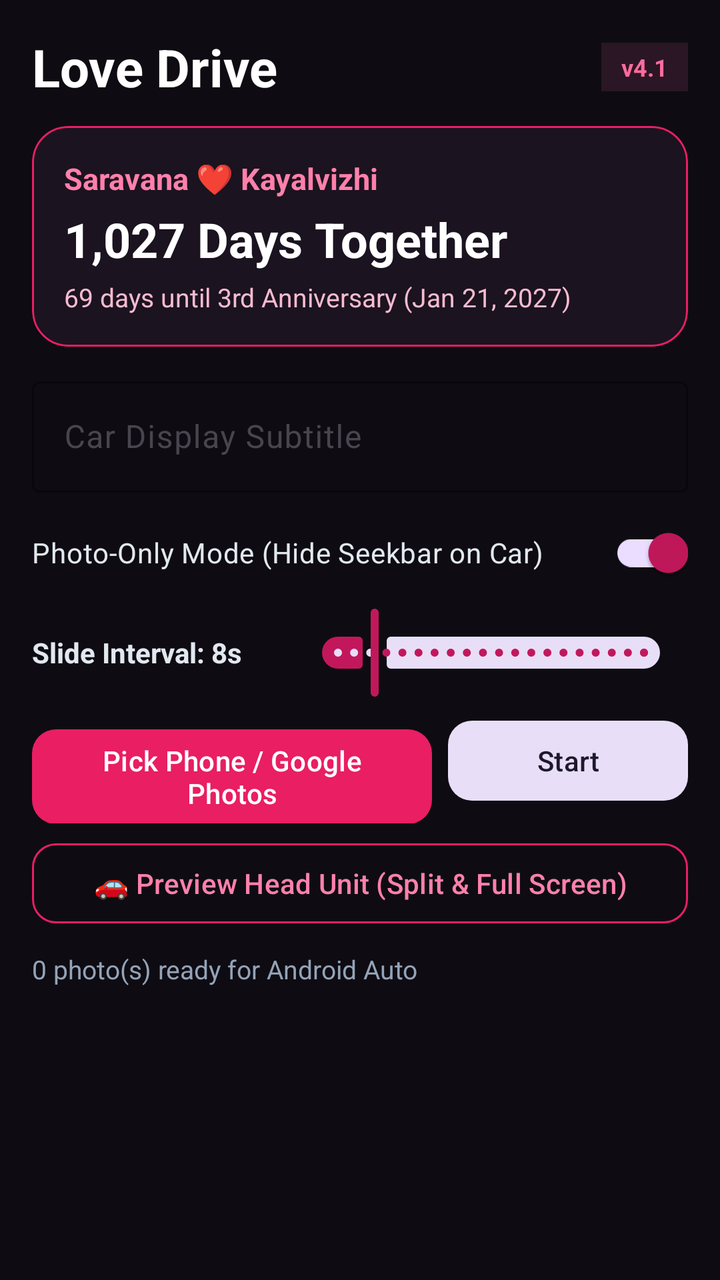
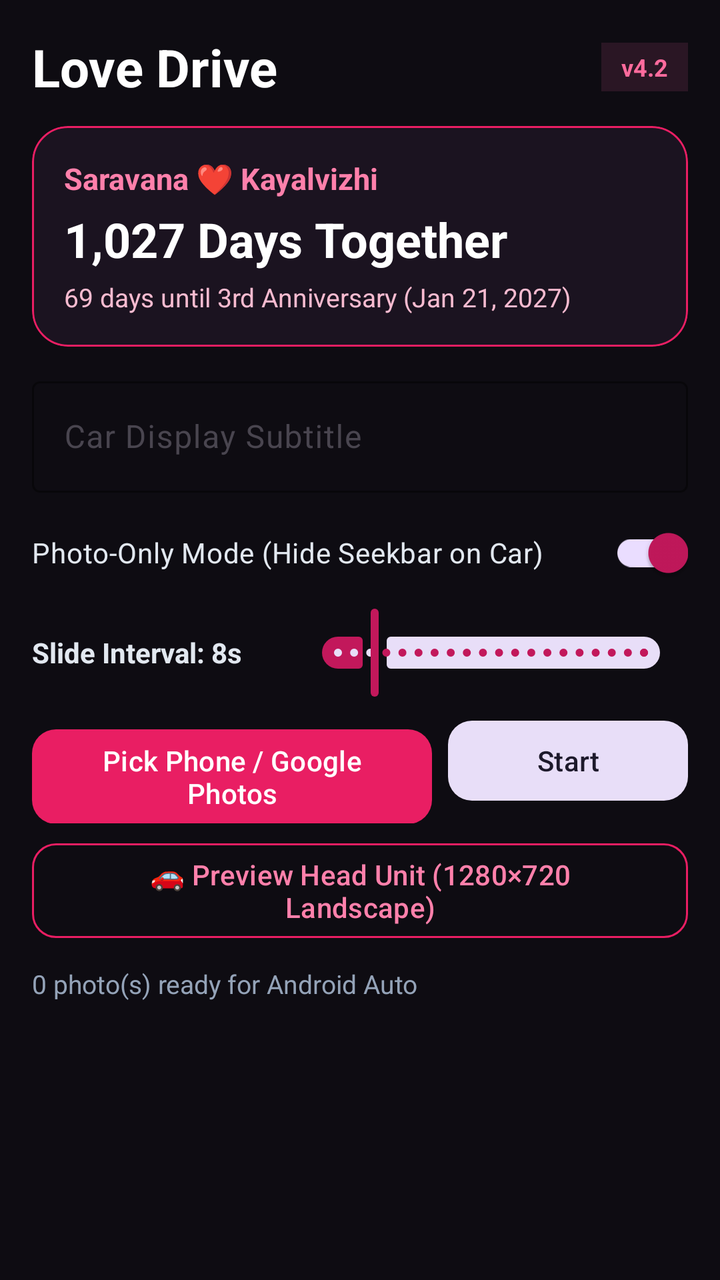

Compare the two renders of this Android layout. The source of the first and the diff that turns it into the second are given below.
<!-- AndroidManifest.xml: application theme Theme.LoveDrive -->
<!-- res/layout/activity_main.xml -->
<?xml version="1.0" encoding="utf-8"?>
<LinearLayout xmlns:android="http://schemas.android.com/apk/res/android"
    xmlns:app="http://schemas.android.com/apk/res-auto"
    android:layout_width="match_parent"
    android:layout_height="match_parent"
    android:orientation="vertical"
    android:padding="16dp"
    android:background="#0E0C12">

    <LinearLayout
        android:layout_width="match_parent"
        android:layout_height="wrap_content"
        android:gravity="center_vertical"
        android:orientation="horizontal">

        <TextView
            android:layout_width="0dp"
            android:layout_height="wrap_content"
            android:layout_weight="1"
            android:text="Love Drive"
            android:textSize="26sp"
            android:textStyle="bold"
            android:textColor="#FFFFFF" />

        <TextView
            android:layout_width="wrap_content"
            android:layout_height="wrap_content"
            android:background="#2A1624"
            android:paddingHorizontal="10dp"
            android:paddingVertical="4dp"
            android:text="v4.1"
            android:textSize="12sp"
            android:textStyle="bold"
            android:textColor="#FF6B9D" />
    </LinearLayout>

    <com.google.android.material.card.MaterialCardView
        android:layout_width="match_parent"
        android:layout_height="wrap_content"
        android:layout_marginTop="12dp"
        app:cardCornerRadius="18dp"
        app:cardBackgroundColor="#1B1320"
        app:strokeColor="#E91E63"
        app:strokeWidth="1dp">

        <LinearLayout
            android:layout_width="match_parent"
            android:layout_height="wrap_content"
            android:orientation="vertical"
            android:padding="16dp">

            <TextView
                android:layout_width="match_parent"
                android:layout_height="wrap_content"
                android:id="@+id/tvGreeting"
                android:text="Saravana ❤️ Kayalvizhi"
                android:textSize="15sp"
                android:textStyle="bold"
                android:textColor="#FF80AB" />

            <TextView
                android:id="@+id/tvDaysTogether"
                android:layout_width="match_parent"
                android:layout_height="wrap_content"
                android:layout_marginTop="4dp"
                android:text="1,027 Days Together"
                android:textSize="24sp"
                android:textStyle="bold"
                android:textColor="#FFFFFF" />

            <TextView
                android:id="@+id/tvNextAnniversary"
                android:layout_width="match_parent"
                android:layout_height="wrap_content"
                android:layout_marginTop="4dp"
                android:text="69 days until 3rd Anniversary (Jan 21, 2027)"
                android:textSize="13sp"
                android:textColor="#F8BBD0" />
        </LinearLayout>
    </com.google.android.material.card.MaterialCardView>

    <com.google.android.material.textfield.TextInputLayout
        android:layout_width="match_parent"
        android:layout_height="wrap_content"
        android:layout_marginTop="12dp"
        android:hint="Car Display Subtitle"
        app:boxStrokeColor="#E91E63"
        app:hintTextColor="#FF80AB"
        style="@style/Widget.Material3.TextInputLayout.OutlinedBox">

        <com.google.android.material.textfield.TextInputEditText
            android:id="@+id/etSubtitle"
            android:layout_width="match_parent"
            android:layout_height="wrap_content"
            android:textColor="#FFFFFF"
            android:singleLine="true" />
    </com.google.android.material.textfield.TextInputLayout>

    <com.google.android.material.switchmaterial.SwitchMaterial
        android:id="@+id/switchHideSeekbar"
        android:layout_width="match_parent"
        android:layout_height="wrap_content"
        android:layout_marginTop="6dp"
        android:text="Photo-Only Mode (Hide Seekbar on Car)"
        android:textColor="#E2E8F0"
        android:checked="true" />

    <LinearLayout
        android:layout_width="match_parent"
        android:layout_height="wrap_content"
        android:layout_marginTop="2dp"
        android:gravity="center_vertical"
        android:orientation="horizontal">

        <TextView
            android:id="@+id/tvIntervalLabel"
            android:layout_width="0dp"
            android:layout_height="wrap_content"
            android:layout_weight="1"
            android:text="Slide Interval: 8s"
            android:textSize="14sp"
            android:textStyle="bold"
            android:textColor="#E2E8F0" />

        <com.google.android.material.slider.Slider
            android:id="@+id/sliderInterval"
            android:layout_width="0dp"
            android:layout_height="wrap_content"
            android:layout_weight="1.5"
            android:valueFrom="5"
            android:valueTo="30"
            android:stepSize="1"
            android:value="8" />
    </LinearLayout>

    <LinearLayout
        android:layout_width="match_parent"
        android:layout_height="wrap_content"
        android:layout_marginTop="6dp"
        android:orientation="horizontal">

        <com.google.android.material.button.MaterialButton
            android:id="@+id/btnAddPhotos"
            android:layout_width="0dp"
            android:layout_height="wrap_content"
            android:layout_weight="1.25"
            android:layout_marginEnd="8dp"
            android:text="Pick Phone / Google Photos"
            app:backgroundTint="#E91E63"
            app:cornerRadius="12dp" />

        <com.google.android.material.button.MaterialButton
            android:id="@+id/btnTogglePlay"
            style="@style/Widget.Material3.Button.TonalButton"
            android:layout_width="0dp"
            android:layout_height="wrap_content"
            android:layout_weight="0.75"
            android:text="Start"
            app:cornerRadius="12dp" />
    </LinearLayout>

    <com.google.android.material.button.MaterialButton
        android:id="@+id/btnPreviewHeadUnit"
        style="@style/Widget.Material3.Button.OutlinedButton"
        android:layout_width="match_parent"
        android:layout_height="wrap_content"
        android:layout_marginTop="6dp"
        android:text="🚗 Preview Head Unit (Split &amp; Full Screen)"
        android:textColor="#FF80AB"
        app:strokeColor="#E91E63"
        app:cornerRadius="12dp" />

    <TextView
        android:id="@+id/tvCount" 
        android:layout_width="match_parent"
        android:layout_height="wrap_content"
        android:layout_marginTop="10dp"
        android:text="0 photo(s) ready for Android Auto"
        android:textSize="13sp"
        android:textColor="#94A3B8" />

    <androidx.recyclerview.widget.RecyclerView
        android:id="@+id/rvPhotos"
        android:layout_width="match_parent"
        android:layout_height="0dp"
        android:layout_weight="1"
        android:layout_marginTop="8dp" />

</LinearLayout>
<!-- resources referenced by this layout -->
<resources>
  <style name="Theme.LoveDrive" parent="Theme.Material3.DayNight.NoActionBar">
          <item name="colorPrimary">#C2185B</item>
          <item name="colorOnPrimary">#FFFFFF</item>
          <item name="colorSecondary">#AD1457</item>
          <item name="android:statusBarColor">#880E4F</item>
      </style>
</resources>

<!-- the commit's change to res/layout/activity_main.xml (unified diff, before → after) -->
@@ -28,7 +28,7 @@
             android:background="#2A1624"
             android:paddingHorizontal="10dp"
             android:paddingVertical="4dp"
-            android:text="v4.1"
+            android:text="v4.2"
             android:textSize="12sp"
             android:textStyle="bold"
             android:textColor="#FF6B9D" />
@@ -165,7 +165,7 @@
         android:layout_width="match_parent"
         android:layout_height="wrap_content"
         android:layout_marginTop="6dp"
-        android:text="🚗 Preview Head Unit (Split &amp; Full Screen)"
+        android:text="🚗 Preview Head Unit (1280×720 Landscape)"
         android:textColor="#FF80AB"
         app:strokeColor="#E91E63"
         app:cornerRadius="12dp" />
